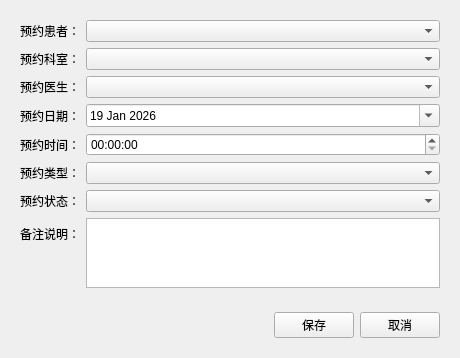
First picture: the form in lab3/lab3/appointmenteditview.ui, repository lwd101011/QtCourse, before the edit.
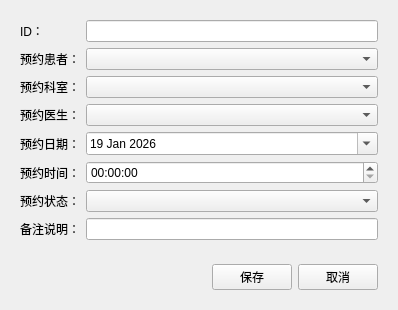
Second picture: the form after the edit.

Diff of the .ui file:
```diff
--- a/lab3/lab3/appointmenteditview.ui
+++ b/lab3/lab3/appointmenteditview.ui
@@ -6,8 +6,8 @@
    <rect>
     <x>0</x>
     <y>0</y>
-    <width>460</width>
-    <height>343</height>
+    <width>398</width>
+    <height>293</height>
    </rect>
   </property>
   <property name="windowTitle">
@@ -18,43 +18,53 @@
     <widget class="QWidget" name="widget" native="true">
      <layout class="QFormLayout" name="formLayout">
       <item row="0" column="0">
+       <widget class="QLabel" name="label_9">
+        <property name="text">
+         <string>ID：</string>
+        </property>
+       </widget>
+      </item>
+      <item row="0" column="1">
+       <widget class="QLineEdit" name="txtID"/>
+      </item>
+      <item row="1" column="0">
        <widget class="QLabel" name="label">
         <property name="text">
          <string>预约患者：</string>
         </property>
        </widget>
       </item>
-      <item row="0" column="1">
+      <item row="1" column="1">
        <widget class="QComboBox" name="cmbPatient"/>
       </item>
-      <item row="1" column="0">
+      <item row="2" column="0">
        <widget class="QLabel" name="label_2">
         <property name="text">
          <string>预约科室：</string>
         </property>
        </widget>
       </item>
-      <item row="1" column="1">
+      <item row="2" column="1">
        <widget class="QComboBox" name="cmbDepartment"/>
       </item>
-      <item row="2" column="0">
+      <item row="3" column="0">
        <widget class="QLabel" name="label_3">
         <property name="text">
          <string>预约医生：</string>
         </property>
        </widget>
       </item>
-      <item row="2" column="1">
+      <item row="3" column="1">
        <widget class="QComboBox" name="cmbDoctor"/>
       </item>
-      <item row="3" column="0">
+      <item row="4" column="0">
        <widget class="QLabel" name="label_4">
         <property name="text">
          <string>预约日期：</string>
         </property>
        </widget>
       </item>
-      <item row="3" column="1">
+      <item row="4" column="1">
        <widget class="QDateEdit" name="dateAppointment">
         <property name="calendarPopup">
          <bool>true</bool>
@@ -68,25 +78,15 @@
         </property>
        </widget>
       </item>
-      <item row="4" column="0">
+      <item row="5" column="0">
        <widget class="QLabel" name="label_5">
         <property name="text">
          <string>预约时间：</string>
         </property>
        </widget>
       </item>
-      <item row="4" column="1">
-       <widget class="QTimeEdit" name="timeAppointment"/>
-      </item>
-      <item row="5" column="0">
-       <widget class="QLabel" name="label_6">
-        <property name="text">
-         <string>预约类型：</string>
-        </property>
-       </widget>
-      </item>
       <item row="5" column="1">
-       <widget class="QComboBox" name="cmbType"/>
+       <widget class="QTimeEdit" name="timeAppointment"/>
       </item>
       <item row="6" column="0">
        <widget class="QLabel" name="label_7">
@@ -106,7 +106,7 @@
        </widget>
       </item>
       <item row="7" column="1">
-       <widget class="QTextEdit" name="txtNotes"/>
+       <widget class="QLineEdit" name="txtNotes"/>
       </item>
      </layout>
     </widget>
```
